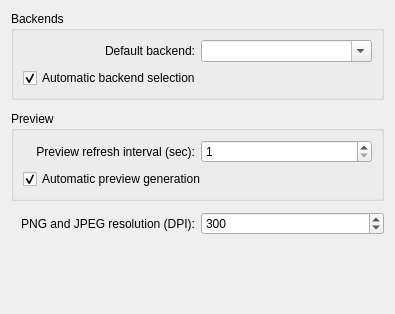
Old version of the form src/cirkuit_general_settings.ui in the repository KDE/cirkuit.
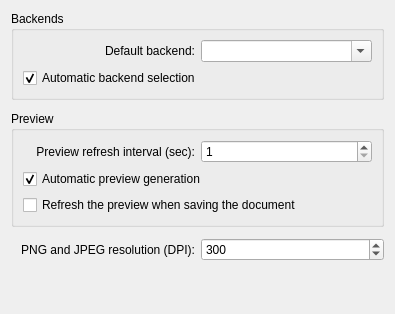
New version of the form. Custom widgets are drawn as their Qt base class.

```diff
--- a/src/cirkuit_general_settings.ui
+++ b/src/cirkuit_general_settings.ui
@@ -132,6 +132,13 @@
         </property>
        </widget>
       </item>
+      <item>
+       <widget class="QCheckBox" name="kcfg_RefreshOnSave">
+        <property name="text">
+         <string>Refresh the preview when saving the document</string>
+        </property>
+       </widget>
+      </item>
      </layout>
     </widget>
    </item>
```
